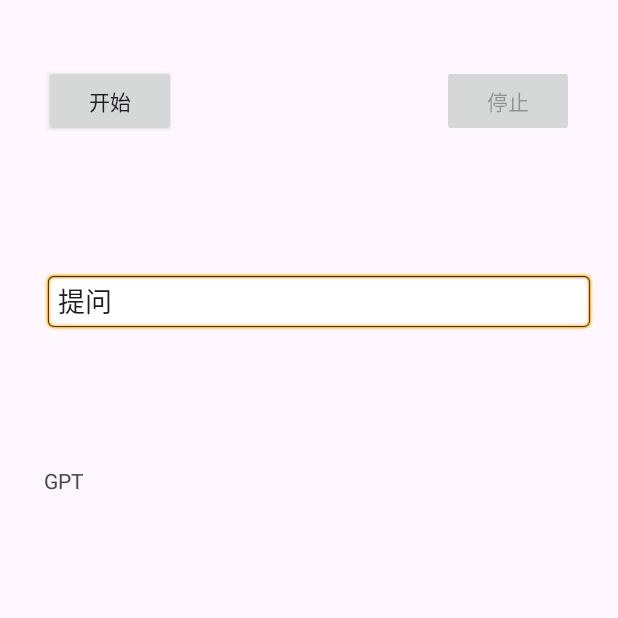
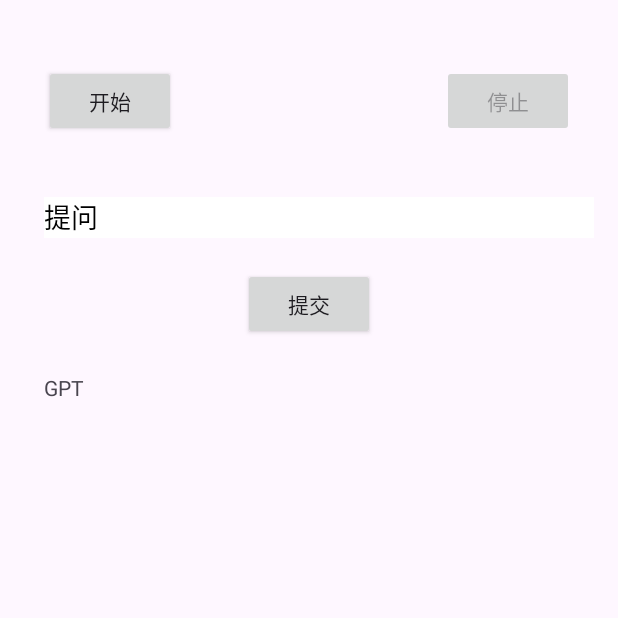
Before and after one commit to 17796225421/AILive, an Android app: the screen it shows after launch (UI), on a phone screen of 412 x 824 dp, the top half of it. Run offline under Robolectric (Android 15) with nearby library versions, the phone set to English and light mode, and no system bars; libraries missing offline, so code that uses them is left out: com.alibaba.idst; network calls fail; 4 statements that could not run were skipped.

Commit message:
添加可编辑对话框

```diff
--- a/app/src/main/java/com/example/ailive/ASR.java
+++ b/app/src/main/java/com/example/ailive/ASR.java
@@ -30,7 +30,7 @@ public class ASR implements INativeNuiCallback {
     // ASR 相关的方法和变量
     private static final String APPKEY = "8Xu8cELorObhV2cQ";
 
-    String token ;
+    String token;
     private static final String URL = "wss://nls-gateway.aliyuncs.com:443/ws/v1";
     private AudioRecord mAudioRecorder;
     private Context context;
@@ -125,7 +125,7 @@ public class ASR implements INativeNuiCallback {
                 String resultValue = payloadObject.getString("result");
 
                 // 检查结果长度
-                if(resultValue.length() < 5) {
+                if (resultValue.length() < 5) {
                     for (String stopCommand : STOP_COMMANDS) {
                         if (resultValue.contains(stopCommand)) {
                             gpt.onSentenceStop(); // 调用onStop方法
@@ -136,8 +136,7 @@ public class ASR implements INativeNuiCallback {
 
                 ui.showText(ui.getAskView(), "我：" + resultValue);
 
-                gpt.setAsrText(resultValue);
-                gpt.processAsrText();
+                processInputText(resultValue);
             } catch (Exception e) {
                 e.printStackTrace();
             }
@@ -146,6 +145,11 @@ public class ASR implements INativeNuiCallback {
         if (nuiEvent == Constants.NuiEvent.EVENT_ASR_ERROR) {
             return;
         }
+    }
+
+    public void processInputText(String text) {
+        gpt.setAsrText(text);
+        gpt.processAsrText();
     }
 
     @Override
@@ -180,7 +184,7 @@ public class ASR implements INativeNuiCallback {
         JSONObject object = new JSONObject();
         object.put("app_key", APPKEY);
         object.put("format", "MP3");
-        object.put("token", token );
+        object.put("token", token);
         object.put("device_id", Utils.getDeviceId());
         object.put("url", URL);
         object.put("workspace", workspace);
@@ -239,5 +243,7 @@ public class ASR implements INativeNuiCallback {
         nui_instance.stopDialog();
         gpt.onStop();
     }
-
+    public GPT getGpt() {
+        return gpt;
+    }
 }
--- a/app/src/main/java/com/example/ailive/UI.java
+++ b/app/src/main/java/com/example/ailive/UI.java
@@ -8,6 +8,7 @@ import android.text.TextUtils;
 import android.util.Log;
 import android.view.View;
 import android.widget.Button;
+import android.widget.EditText;
 import android.widget.TextView;
 
 import androidx.annotation.Nullable;
@@ -20,7 +21,8 @@ public class UI extends Activity {
     // 你的UI组件和方法放这里，例如开始、停止按钮的监听器等
     private Button startButton;
     private Button cancelButton;
-    private TextView askView;
+    private Button submitButton;
+    private EditText askView;
     private TextView gptView;
     private Handler mHandler;
     private HandlerThread mHanderThread;
@@ -34,14 +36,16 @@ public class UI extends Activity {
 
         CommonUtils.copyAssetsData(this);
 
-        askView = (TextView) findViewById(R.id.askView);
+        askView = (EditText) findViewById(R.id.askView);
         gptView = (TextView) findViewById(R.id.GPTView);
 
         startButton = (Button) findViewById(R.id.button_start);
         cancelButton = (Button) findViewById(R.id.button_cancel);
+        submitButton = findViewById(R.id.submitButton);
 
         setButtonState(startButton, true);
         setButtonState(cancelButton, false);
+        setButtonState(submitButton, true);
 
         startButton.setOnClickListener(new View.OnClickListener() {
             @Override
@@ -62,6 +66,15 @@ public class UI extends Activity {
                 setButtonState(cancelButton, false);
                 asr.stopDialog(mHandler);
                 asr.onStop();
+            }
+        });
+
+        submitButton.setOnClickListener(new View.OnClickListener() {
+            @Override
+            public void onClick(View v) {
+                asr.getGpt().onSentenceStop();
+                String inputText = askView.getText().toString();
+                asr.processInputText(inputText);
             }
         });
 
@@ -140,11 +153,12 @@ public class UI extends Activity {
     public void setCancelButton(Button cancelButton) {
         this.cancelButton = cancelButton;
     }
-    public TextView getAskView() {
+
+    public EditText getAskView() {
         return askView;
     }
 
-    public void setAskView(TextView askView) {
+    public void setAskView(EditText askView) {
         this.askView = askView;
     }
 
--- a/app/src/main/res/layout/activity_main.xml
+++ b/app/src/main/res/layout/activity_main.xml
@@ -39,9 +39,19 @@
         android:layout_height="wrap_content"
         android:layout_below="@+id/button_start"
         android:layout_alignStart="@+id/button_start"
-        android:layout_marginTop="90dp"
-        android:background="@android:drawable/editbox_background"
+        android:layout_marginTop="40dp"
+        android:background="@android:color/white"
+        android:textColor="@android:color/black"
         android:hint="提问" />
+
+    <Button
+        android:id="@+id/submitButton"
+        android:layout_width="wrap_content"
+        android:layout_height="wrap_content"
+        android:layout_below="@+id/askView"
+        android:layout_centerHorizontal="true"
+        android:layout_marginTop="20dp"
+        android:text="提交" />
 
     <TextView
         android:id="@+id/GPTView"
```
